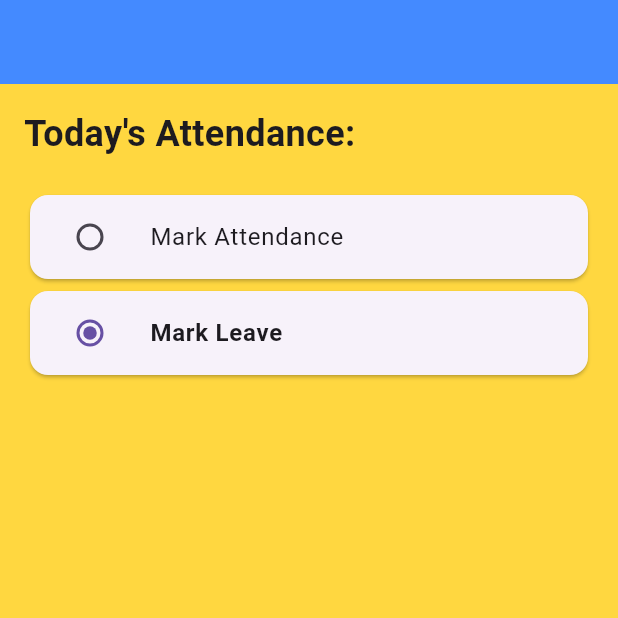
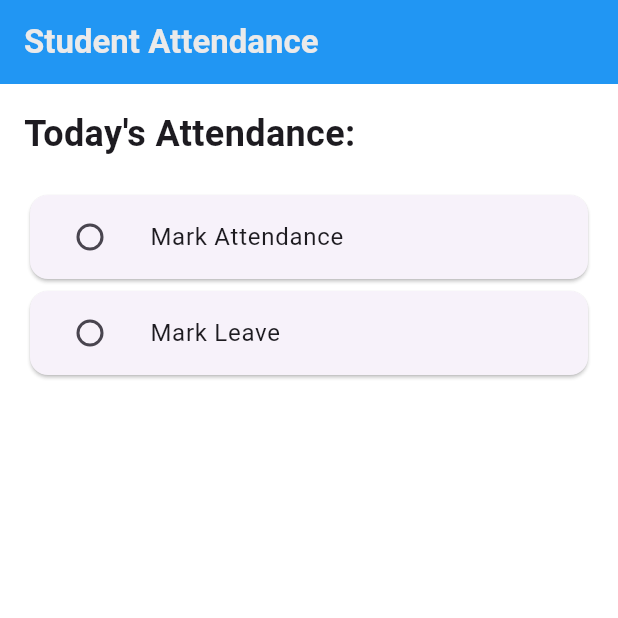
Before and after one commit to abdullah-works/Attendance-Management-System-App, a Flutter app: the screen it shows after launch, on a phone screen of 412 x 824 dp, the top half of it. Run offline on Flutter 3.47's test engine with Material 3 defaults, Android fonts, the phone set to English and light mode, and no system bars.

Commit message:
custom radio button widget added for attendance

```diff
--- a/lib/screens/user_panel.dart
+++ b/lib/screens/user_panel.dart
@@ -1,6 +1,6 @@
+import 'package:flutter/cupertino.dart';
 import 'package:flutter/material.dart';
-
-enum AttendanceOptions { markAttendance, markLeave }
+import 'package:attendance_management_system_app/widgets/attendance_radio_button.dart';
 
 class UserPanel extends StatefulWidget {
   const UserPanel({super.key});
@@ -10,13 +10,18 @@ class UserPanel extends StatefulWidget {
 }
 
 class _UserPanelState extends State<UserPanel> {
-  AttendanceOptions? _character = AttendanceOptions.markLeave;
+  AttendanceOptions? _character;
   @override
   Widget build(BuildContext context) {
     return Scaffold(
-      backgroundColor: Colors.amberAccent,
+      backgroundColor: Colors.white60,
       appBar: AppBar(
-        backgroundColor: Colors.blueAccent,
+        backgroundColor: Colors.blue,
+        title: Text('Student Attendance'),
+        titleTextStyle: Theme.of(context).textTheme.titleLarge!.copyWith(
+              fontWeight: FontWeight.bold,
+              color: Color.fromARGB(255, 235, 234, 234),
+            ),
       ),
       body: Padding(
         padding: const EdgeInsets.all(16.0),
@@ -32,57 +37,32 @@ class _UserPanelState extends State<UserPanel> {
               ),
             ),
             const SizedBox(height: 20.0),
-            Card(
-              child: ListTile(
-                title: Text(
-                  'Mark Attendance',
-                  style: _character == AttendanceOptions.markAttendance
-                      ? TextStyle(
-                          fontSize: 16,
-                          fontWeight: FontWeight.bold,
-                        )
-                      : TextStyle(
-                          fontSize: 16,
-                          // fontWeight: FontWeight.bold,
-                        ),
-                ),
-                leading: Radio<AttendanceOptions?>(
+            AttendanceRadioButton(
+              text: 'Mark Attendance',
               value: AttendanceOptions.markAttendance,
-                  groupValue: _character,
-                  onChanged: (AttendanceOptions? value) {
+              currentValue: _character,
+              changeValue: (value) {
                 setState(() {
                   _character = value;
                 });
               },
             ),
-                // tileColor: Colors.blue,
-              ),
-            ),
-            Card(
-              child: ListTile(
-                title: Text(
-                  'Mark Leave',
-                  style: _character == AttendanceOptions.markAttendance
-                      ? TextStyle(
-                          fontSize: 16,
-                          // fontWeight: FontWeight.bold,
-                        )
-                      : TextStyle(
-                          fontSize: 16,
-                          fontWeight: FontWeight.bold,
-                        ),
-                ),
-                leading: Radio<AttendanceOptions?>(
+            AttendanceRadioButton(
+              text: 'Mark Leave',
               value: AttendanceOptions.markLeave,
-                  groupValue: _character,
-                  onChanged: (AttendanceOptions? value) {
+              currentValue: _character,
+              changeValue: (value) {
                 setState(() {
                   _character = value;
                 });
               },
             ),
-              ),
-            ),
+            const SizedBox(height: 10.0),
+            // FilledButton.icon(
+            //   onPressed: () {},
+            //   label: Text('Submit'),
+            //   icon: Icon(Icons.done),
+            // ),
           ],
         ),
       ),
--- /dev/null
+++ b/lib/widgets/attendance_radio_button.dart
@@ -0,0 +1,40 @@
+import 'package:flutter/material.dart';
+
+enum AttendanceOptions { markAttendance, markLeave }
+
+class AttendanceRadioButton extends StatelessWidget {
+  const AttendanceRadioButton({
+    super.key,
+    required this.text,
+    required this.value,
+    required this.currentValue,
+    required this.changeValue,
+  });
+
+  final String text;
+  final AttendanceOptions value;
+  final AttendanceOptions? currentValue;
+  final void Function(AttendanceOptions? value) changeValue;
+
+  @override
+  Widget build(BuildContext context) {
+    return Card(
+      child: ListTile(
+        title: Text(
+          text,
+          style: currentValue == value
+              ? const TextStyle(
+                  fontSize: 16,
+                  fontWeight: FontWeight.bold,
+                )
+              : const TextStyle(fontSize: 16),
+        ),
+        leading: Radio<AttendanceOptions?>(
+          value: value,
+          groupValue: currentValue,
+          onChanged: changeValue,
+        ),
+      ),
+    );
+  }
+}
```
Lines whose indentation alone changed are shown as unchanged.
